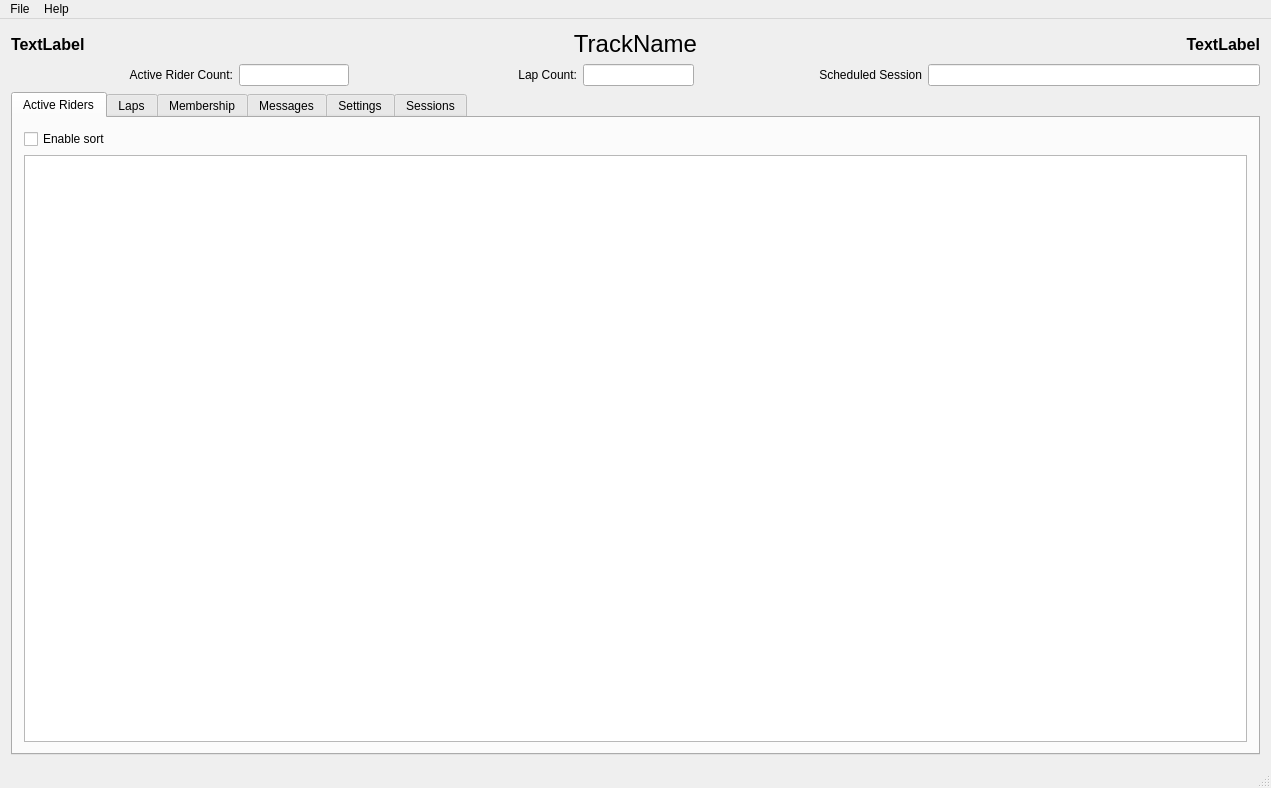
This is src/mainwindow.ui in mbuckaway/laps as Qt 5 draws it before an edit. The edited form follows.
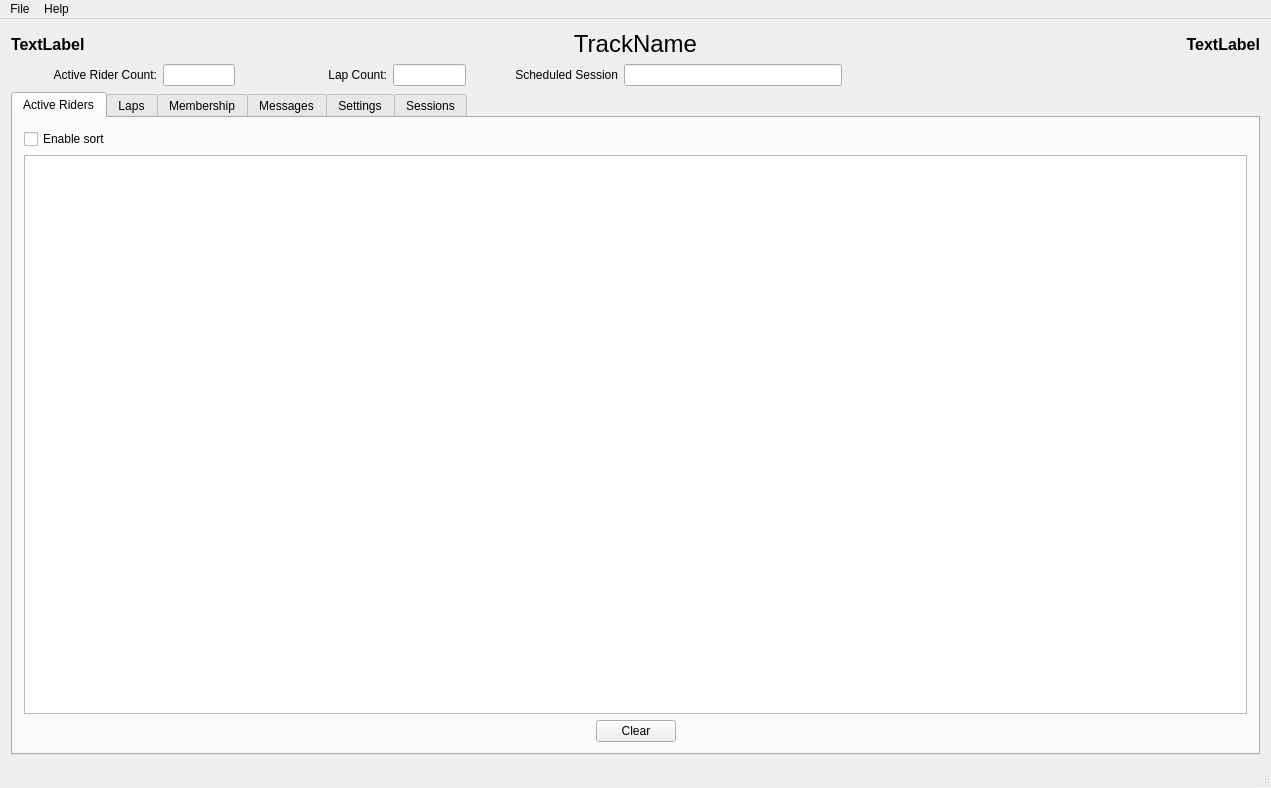
This is the edited form. The open tabs and pages were chosen to show the change.

Diff of the .ui file:
```diff
--- a/src/mainwindow.ui
+++ b/src/mainwindow.ui
@@ -20,7 +20,7 @@
    <string>MainWindow</string>
   </property>
   <widget class="QWidget" name="centralWidget">
-   <layout class="QGridLayout" name="gridLayout_4">
+   <layout class="QGridLayout" name="gridLayout_3">
     <item row="0" column="0">
      <widget class="QLabel" name="leftTitleLabel">
       <property name="font">
@@ -67,7 +67,7 @@
       </property>
      </widget>
     </item>
-    <item row="1" column="0" colspan="3">
+    <item row="1" column="0" colspan="2">
      <layout class="QHBoxLayout" name="horizontalLayout_2">
       <item>
        <widget class="QLabel" name="riderCountLabel">
@@ -179,17 +179,50 @@
        <attribute name="title">
         <string>Active Riders</string>
        </attribute>
-       <layout class="QGridLayout" name="gridLayout_3">
-        <item row="0" column="0">
+       <layout class="QGridLayout" name="gridLayout_4">
+        <item row="0" column="0" colspan="3">
          <widget class="QCheckBox" name="activeRidersTableSortEnableCheckBox">
           <property name="text">
            <string>Enable sort</string>
           </property>
          </widget>
         </item>
-        <item row="1" column="0">
+        <item row="1" column="0" colspan="3">
          <widget class="QTableView" name="activeRidersTableView"/>
         </item>
+        <item row="2" column="0">
+         <spacer name="horizontalSpacer_6">
+          <property name="orientation">
+           <enum>Qt::Horizontal</enum>
+          </property>
+          <property name="sizeHint" stdset="0">
+           <size>
+            <width>567</width>
+            <height>20</height>
+           </size>
+          </property>
+         </spacer>
+        </item>
+        <item row="2" column="1">
+         <widget class="QPushButton" name="activeRidersClearushButton">
+          <property name="text">
+           <string>Clear</string>
+          </property>
+         </widget>
+        </item>
+        <item row="2" column="2">
+         <spacer name="horizontalSpacer_7">
+          <property name="orientation">
+           <enum>Qt::Horizontal</enum>
+          </property>
+          <property name="sizeHint" stdset="0">
+           <size>
+            <width>566</width>
+            <height>20</height>
+           </size>
+          </property>
+         </spacer>
+        </item>
        </layout>
       </widget>
       <widget class="QWidget" name="lapsTab">
```
Left out of the diff: 2 changed lines with no effect on the pictures.
